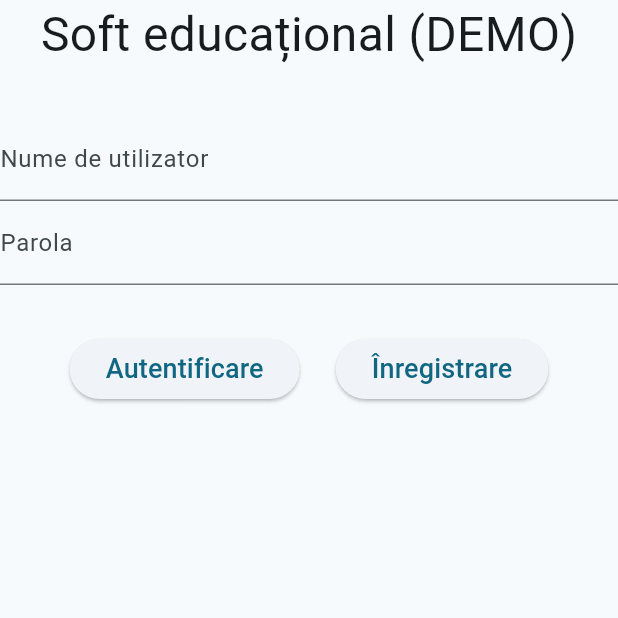
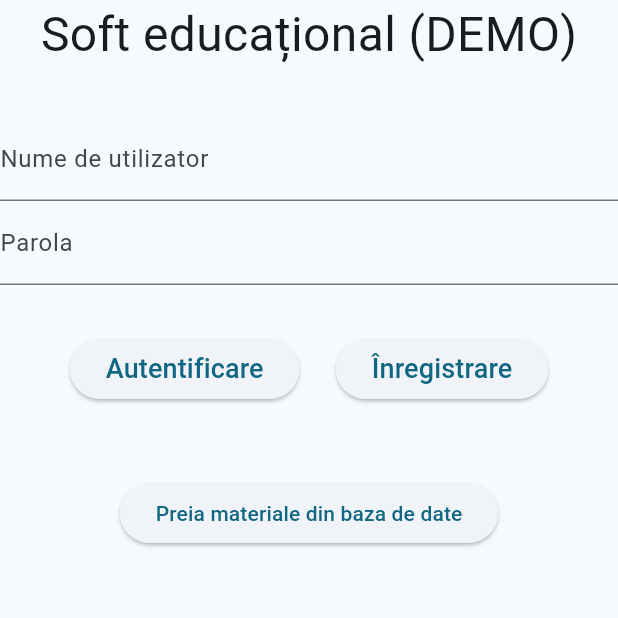
Before and after one commit to 1-REDD-1/PAWSoftEducational, a Flutter app: the screen it shows after launch, on a phone screen of 412 x 824 dp, the top half of it. Run offline on Flutter 3.47's test engine with Material 3 defaults, Android fonts, the phone set to English and light mode, and no system bars.

Commit message:
Adaugă butonul de preluare materiale
În momentul acestui commit, se pot vedea materialele
introduse în baza de date la linia de comandă, dacă
aplicația frontend Flutter este rulată cu comanda
`flutter run` din directorul rădăcină al frontend-ului
realizat cu Flutter.

Butonul introdus este pentru testare.

```diff
--- a/demo_frontend_flutter/lib/pagini_ui/pagina_principala.dart
+++ b/demo_frontend_flutter/lib/pagini_ui/pagina_principala.dart
@@ -1,3 +1,4 @@
+import 'package:demo_frontend_flutter/operatii_transmitere_date/preia_materiale_educationale.dart';
 import 'package:flutter/material.dart';
 
 class PaginaPrincipala extends StatelessWidget {
@@ -47,7 +48,6 @@ class PaginaPrincipala extends StatelessWidget {
                                             ),
                                         ),
                                         onPressed: () {
-
                                         },
                                     ),
 
@@ -65,6 +65,20 @@ class PaginaPrincipala extends StatelessWidget {
                                     )
                                 ],
                             ),
+
+                            Padding (padding: EdgeInsets.only(bottom: 48)),
+
+                            ElevatedButton (
+                                child: Text (
+                                    "Preia materiale din baza de date",
+                                    style: TextStyle (
+                                        fontSize: 14
+                                    ),
+                                ),
+                                onPressed: () {
+                                    preiaToateMaterialele();
+                                },
+                            ),
                         ],
                     )
                 ]
```
